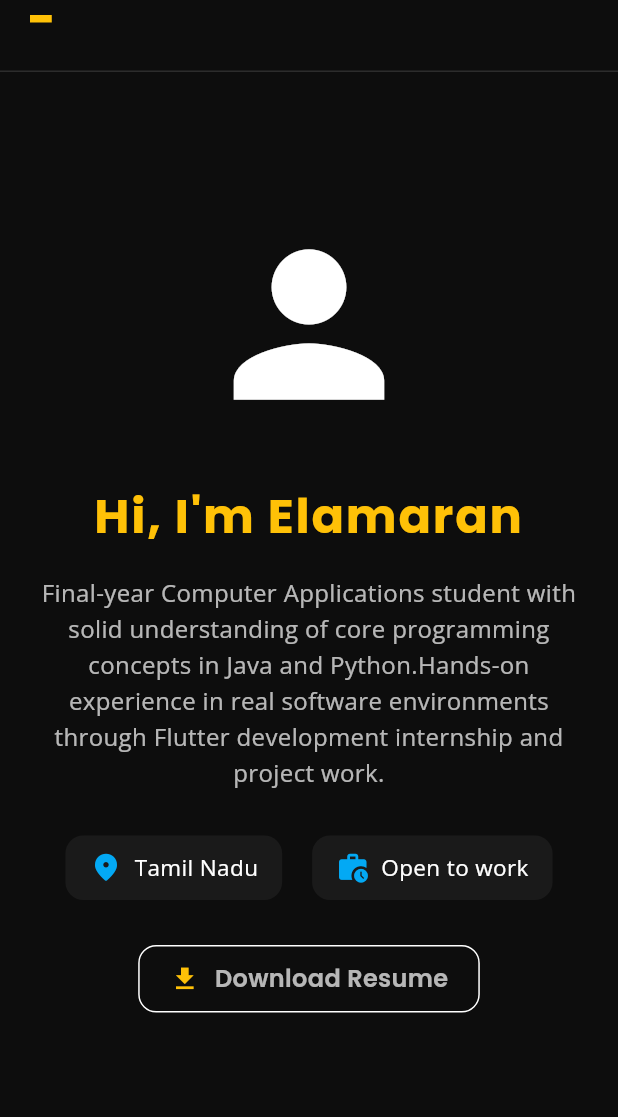
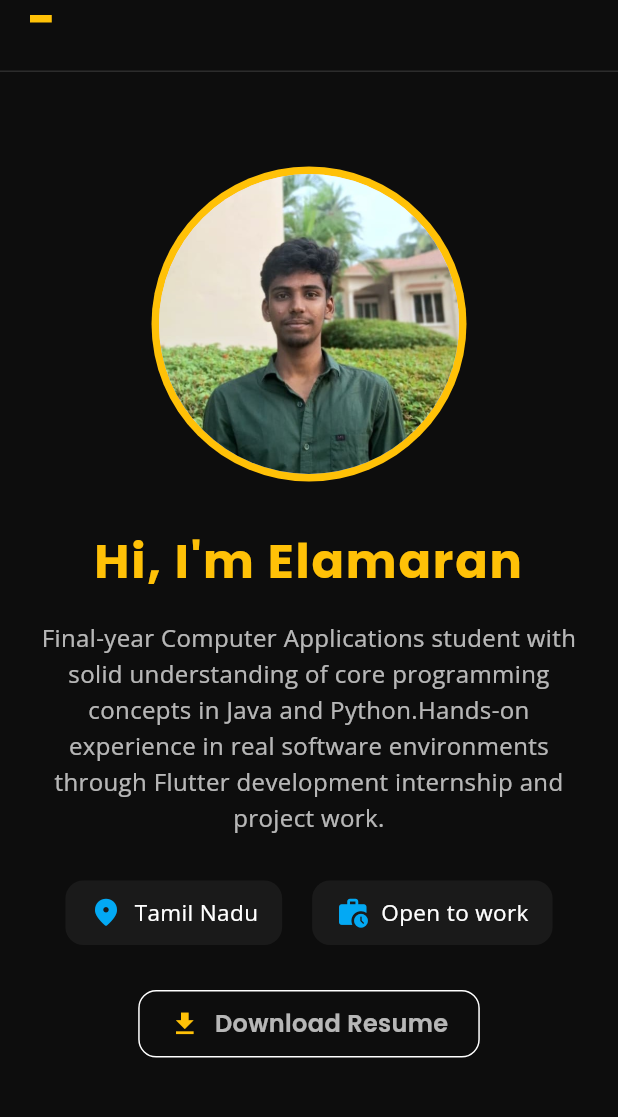
Before and after one commit to elamaran1205/portfolio_v2, a Flutter app: the screen it shows after launch, after a tap on "Download Resume", on a phone screen of 412 x 824 dp, the part 87-1204 px from its top. Run offline on Flutter 3.47's test engine with Material 3 defaults, Android fonts, the phone set to English and light mode, and no system bars; our stand-ins replace animate_do, font_awesome_flutter, google_fonts.

Commit message:
added profile pic

```diff
--- a/lib/main.dart
+++ b/lib/main.dart
@@ -12,6 +12,7 @@ class MainApp extends StatelessWidget {
   Widget build(BuildContext context) {
     return const MaterialApp(
       debugShowCheckedModeBanner: false,
-      home:HomePage());
+      home: HomePage(),
+    );
   }
 }
--- a/lib/pages/Complete_home.dart
+++ b/lib/pages/Complete_home.dart
@@ -38,10 +38,13 @@ class _CompleteHomeState extends State<CompleteHome> {
                           mainAxisAlignment: MainAxisAlignment.center,
                           crossAxisAlignment: CrossAxisAlignment.center,
                           children: [
-                            Icon(
-                              Icons.person,
-                              size: 150,
-                              color: AppColors.textPrimary,
+                            CircleAvatar(
+                              radius: 105,
+                              backgroundColor: AppColors.amber,
+                              child: CircleAvatar(
+                                radius: 100,
+                                backgroundImage: AssetImage("assets/img.jpeg"),
+                              ),
                             ),
                             const SizedBox(height: 30),
                             textSection(isMobile),
@@ -52,11 +55,14 @@ class _CompleteHomeState extends State<CompleteHome> {
                           crossAxisAlignment: CrossAxisAlignment.center,
                           children: [
                             Expanded(child: textSection(isMobile)),
-                            const SizedBox(width: 80),
-                            Icon(
-                              Icons.person,
-                              size: 200,
-                              color: AppColors.textPrimary,
+                            const SizedBox(width: 30),
+                            CircleAvatar(
+                              radius: 105,
+                              backgroundColor: AppColors.amber,
+                              child: CircleAvatar(
+                                radius: 100,
+                                backgroundImage: AssetImage("assets/img.jpeg"),
+                              ),
                             ),
                           ],
                         ),
@@ -109,7 +115,7 @@ class _CompleteHomeState extends State<CompleteHome> {
           child: InkWell(
             onTap: () {
               const url =
-                  "https://drive.google.com/file/d/1obv7wGlpm8yB7Az7oNN14AJD7-_zBuvW/view?usp=sharing";
+                  "https://drive.google.com/file/d/1tcTj3eC3DiXEvWDSB__7CduxfsxvlKpw/view?usp=sharing";
               launchUrl(Uri.parse(url));
             },
             borderRadius: BorderRadius.circular(12),
--- a/lib/pages/contact_page.dart
+++ b/lib/pages/contact_page.dart
@@ -45,8 +45,8 @@ class ContactPage extends StatelessWidget {
                   children: [
                     contactItem(
                       Icons.email_rounded,
-                      "elamaran1122@email.com",
-                      "mailto:elamaran1122@gmail.com",
+                      "elamaran.work@email.com",
+                      "mailto:elamaran.work@gmail.com",
                     ),
                     contactItem(
                       Icons.link,
--- a/pubspec.yaml
+++ b/pubspec.yaml
@@ -32,3 +32,4 @@ flutter:
   assets:
     - assets/img/
     - assets/img2/
+    - assets/img.jpeg
```
Also changed, not shown: assets/img.jpeg (added).
